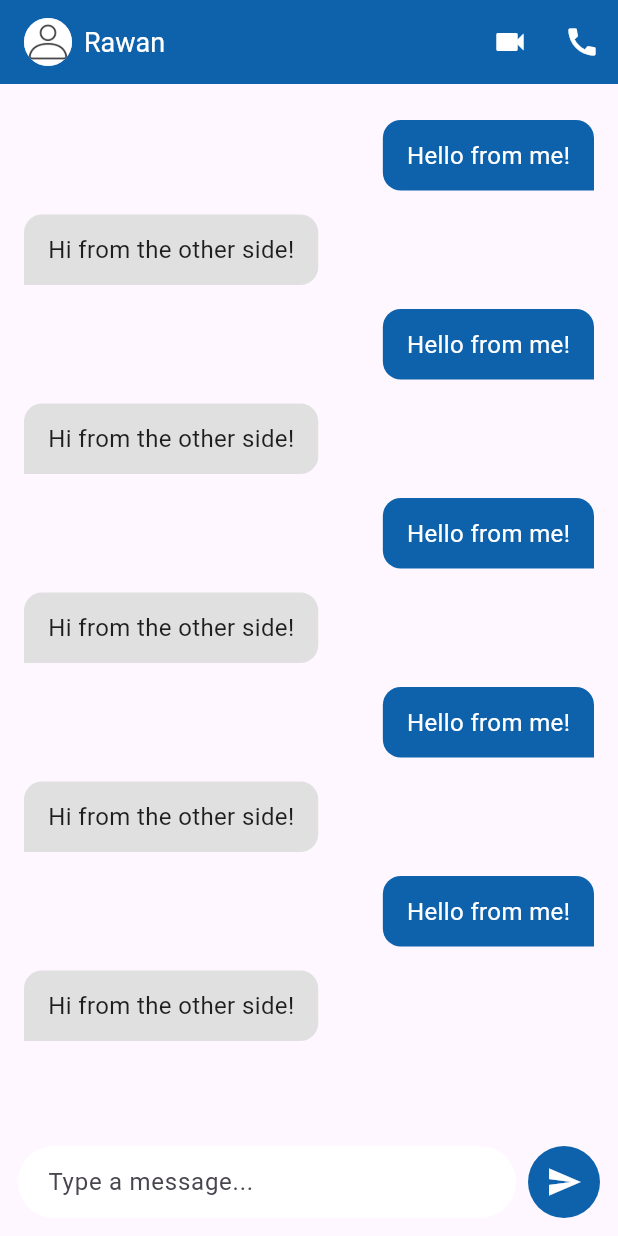
After one commit to Omnia-Waleed-Mohamed/chat-app, a Flutter app: the ChatScreen screen opened directly, on a phone screen of 412 x 824 dp. The commit adds this screen. Run offline on Flutter 3.47's test engine with Material 3 defaults, Android fonts, the phone set to English and light mode, and no system bars; our stand-ins replace firebase_auth, firebase_core, google_fonts, modal_progress_hud_nsn; accounts and stored records are empty.

Commit message:
chat screen

```diff
--- /dev/null
+++ b/lib/view/chat_screen.dart
@@ -0,0 +1,116 @@
+import 'package:chat_app/constants.dart';
+import 'package:flutter/material.dart';
+
+class ChatScreen extends StatelessWidget {
+  const ChatScreen({super.key});
+
+
+  @override
+  Widget build(BuildContext context) {
+    return Scaffold(
+      appBar: AppBar(
+        automaticallyImplyLeading: false,
+        backgroundColor: kPrimaryColor,
+        title: Row(
+          children: [
+            // الصورة بشكل دائري
+            CircleAvatar(
+              radius: 16,
+              backgroundImage: AssetImage("assets/images/person.png"),
+            ),
+            const SizedBox(width: 8),
+            const Text(
+              "Rawan",
+              style: TextStyle(color: Colors.white,fontSize: 18),
+            ),
+          ],
+        ),
+        actions: [
+          IconButton(
+            onPressed: () {
+              // action for phone call
+            },
+            icon: const Icon(Icons.videocam,color: Colors.white,),
+          ),
+          IconButton(
+            onPressed: () {
+              // action for video call
+            },
+            icon: const Icon(Icons.call,color: Colors.white,),
+          ),
+
+        ],
+      ),
+      body: Column(
+        children: [
+          Expanded(
+            child: ListView.builder(
+              padding: const EdgeInsets.all(16),
+              itemCount: 10,
+              itemBuilder: (context, index) {
+                bool isMe = index % 2 == 0; // نغير الشكل حسب المرسل
+                return Align(
+                  alignment: isMe ? Alignment.centerRight : Alignment.centerLeft,
+                  child: Container(
+                    margin: const EdgeInsets.symmetric(vertical: 8),
+                    padding: const EdgeInsets.symmetric(horizontal: 16, vertical: 12),
+                    decoration: BoxDecoration(
+                      color: isMe ? kPrimaryColor : Colors.grey[300],
+                      borderRadius: BorderRadius.only(
+                        topLeft: const Radius.circular(12),
+                        topRight: const Radius.circular(12),
+                        bottomLeft: isMe ? const Radius.circular(12) : Radius.zero,
+                        bottomRight: isMe ? Radius.zero : const Radius.circular(12),
+                      ),
+                    ),
+                    child: Text(
+                      isMe ? "Hello from me!" : "Hi from the other side!",
+                      style: TextStyle(
+                        color: isMe ? Colors.white : Colors.black87,
+                        fontSize: 16,
+                      ),
+                    ),
+                  ),
+                );
+              },
+            ),
+          ),
+          Padding(
+            padding: const EdgeInsets.all(12.0),
+            child: Row(
+              children: [
+                Expanded(
+                  child: TextField(
+                    decoration: InputDecoration(
+                      hintText: 'Type a message...',
+                      filled: true,
+                      fillColor: Colors.white,
+                      contentPadding: const EdgeInsets.symmetric(
+                          horizontal: 16, vertical: 10),
+                      border: OutlineInputBorder(
+                        borderRadius: BorderRadius.circular(24),
+                        borderSide: BorderSide.none,
+                      ),
+                    ),
+                  ),
+                ),
+                const SizedBox(width: 8),
+                CircleAvatar(
+                  radius: 24,
+                  backgroundColor: kPrimaryColor,
+                  child: IconButton(
+                    icon: const Icon(Icons.send, color: Colors.white),
+                    onPressed: () {
+                      // action to send message
+                    },
+                  ),
+                ),
+              ],
+            ),
+          ),
+
+        ],
+      ),
+    );
+  }
+}
--- a/lib/view/logInScreen.dart
+++ b/lib/view/logInScreen.dart
@@ -1,128 +1,6 @@
-// import 'package:chat_app/constants.dart';
-// import 'package:chat_app/view/signUpScreen.dart';
-// import 'package:flutter/material.dart';
-// import 'package:google_fonts/google_fonts.dart';
 
-
-// class LogInScreen extends StatelessWidget {
-//   const LogInScreen({super.key});
-
-//   @override
-//   Widget build(BuildContext context) {
-//     return Scaffold(
-//       body:
-//      // SafeArea(
-//        // child:
-//          Padding(
-//           padding: const EdgeInsets.symmetric(vertical: 24,horizontal: 24),
-//           child: Column(
-//             crossAxisAlignment: CrossAxisAlignment.start,
-//             mainAxisAlignment: MainAxisAlignment.center,
-//             children: [
-//               const SizedBox(height: 40),
-//               Text(
-//                 "Login",
-//                 style: GoogleFonts.poppins(
-//                   fontSize: 32,
-//                   fontWeight: FontWeight.w700,
-//                 ),
-//               ),
-//               const SizedBox(height: 8),
-//               Text(
-//                 "Welcome back to the app",
-//                 style: GoogleFonts.poppins(
-//                   fontSize: 16,
-//                   color: Colors.grey,
-//                 ),
-//               ),
-//               const SizedBox(height: 32),
-
-//               // Email TextField
-//               TextField(
-//                 decoration: InputDecoration(
-//                   hintText: "Email",
-//                   hintStyle: GoogleFonts.poppins(),
-//                   border: OutlineInputBorder(
-//                     borderRadius: BorderRadius.circular(12),
-//                     borderSide: const BorderSide(color: Colors.grey),
-//                   ),
-//                   contentPadding: const EdgeInsets.symmetric(horizontal: 16, vertical: 14),
-//                 ),
-//               ),
-//               const SizedBox(height: 16),
-
-//               // Password TextField
-//               TextField(
-//                 obscureText: true,
-//                 decoration: InputDecoration(
-//                   hintText: "Password",
-//                   hintStyle: GoogleFonts.poppins(),
-//                   border: OutlineInputBorder(
-//                     borderRadius: BorderRadius.circular(12),
-//                     borderSide: const BorderSide(color: Colors.grey),
-//                   ),
-//                   contentPadding: const EdgeInsets.symmetric(horizontal: 16, vertical: 14),
-//                 ),
-//               ),
-//               const SizedBox(height: 24),
-
-//               // Login Button
-//               SizedBox(
-//                 width: double.infinity,
-//                 height: 50,
-//                 child: ElevatedButton(
-//                   style: ElevatedButton.styleFrom(
-//                     backgroundColor: kPrimaryColor,
-//                     shape: RoundedRectangleBorder(
-//                       borderRadius: BorderRadius.circular(12),
-//                     ),
-//                   ),
-//                   onPressed: () {},
-//                   child: Text(
-//                     "Login",
-//                     style: GoogleFonts.poppins(
-//                       color: Colors.white,
-//                       fontSize: 16,
-//                       fontWeight: FontWeight.w600,
-//                     ),
-//                   ),
-//                 ),
-//               ),
-//               const SizedBox(height: 20),
-
-//               // Sign Up Row
-//               Row(
-//                 mainAxisAlignment: MainAxisAlignment.center,
-//                 children: [
-//                   Text(
-//                     "Don't have an account yet?",
-//                     style: GoogleFonts.poppins(),
-//                   ),
-//                   TextButton(
-//                     onPressed: () {
-//                       Navigator.push(context,
-//                       MaterialPageRoute(builder:
-//                       (context)=>SignUpScreen()));
-
-//                     },
-//                     child: Text(
-//                       "Sign Up",
-//                       style: GoogleFonts.poppins(
-//                         color: kPrimaryColor,
-//                         fontWeight: FontWeight.w600,
-//                       ),
-//                     ),
-//                   ),
-//                 ],
-//               ),
-//             ],
-//           ),
-//         ),
-//       //),
-//     );
-//   }
-// }
 import 'package:chat_app/constants.dart';
+import 'package:chat_app/view/chat_screen.dart';
 import 'package:chat_app/view/signUpScreen.dart';
 import 'package:firebase_auth/firebase_auth.dart';
 import 'package:flutter/material.dart';
@@ -236,11 +114,12 @@ class _LogInScreenState extends State<LogInScreen> {
                             email: email!,
                             password: password!,
                           );
-
-                          ScaffoldMessenger.of(context).showSnackBar(
-                            const SnackBar(
-                                content: Text('Login successful')),
-                          );
+Navigator.push(context,MaterialPageRoute(builder:
+                            (context)=>ChatScreen()));
+                          // ScaffoldMessenger.of(context).showSnackBar(
+                          //   const SnackBar(
+                          //       content: Text('Login successful')),
+                          // );
 
                           // Navigate to home screen here if needed
                         } on FirebaseAuthException catch (e) {
--- a/lib/view/signUpScreen.dart
+++ b/lib/view/signUpScreen.dart
@@ -1,4 +1,5 @@
 import 'package:chat_app/constants.dart';
+import 'package:chat_app/view/chat_screen.dart';
 import 'package:chat_app/view/logInScreen.dart';
 import 'package:firebase_auth/firebase_auth.dart';
 import 'package:flutter/material.dart';
@@ -139,11 +140,12 @@ class _SignUpScreenState extends State<SignUpScreen> {
                             email: email!,
                             password: password!,
                           );
-
-                          ScaffoldMessenger.of(context).showSnackBar(
-                            const SnackBar(
-                                content: Text('Registration successful')),
-                          );
+                            Navigator.push(context,MaterialPageRoute(builder:
+                            (context)=>ChatScreen()));
+                          // ScaffoldMessenger.of(context).showSnackBar(
+                          //   const SnackBar(
+                          //       content: Text('Registration successful')),
+                          // );
                         } on FirebaseAuthException catch (e) {
                           String errorMessage;
                           switch (e.code) {
--- a/pubspec.yaml
+++ b/pubspec.yaml
@@ -62,9 +62,9 @@ flutter:
   uses-material-design: true
 
   # To add assets to your application, add an assets section, like this:
-  # assets:
-  #   - images/a_dot_burr.jpeg
-  #   - images/a_dot_ham.jpeg
+  assets:
+    - assets/images/person.png
+    - assets/images/icon.png
 
   # An image asset can refer to one or more resolution-specific "variants", see
   # https://flutter.dev/to/resolution-aware-images
```
Also changed, not shown: assets/images/icon.png (added), assets/images/person.png (added).
